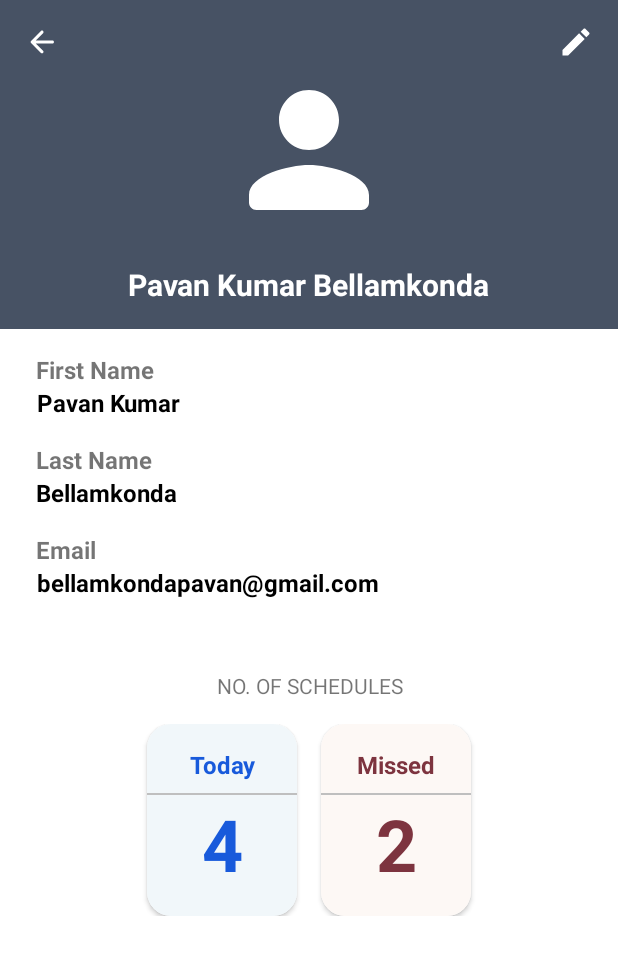
After one commit to chintaujhwal/GameBox, an Android app: the layout activity_profile.xml on its own in the app's theme, with its tools: preview values and no code run, on a phone screen of 412 x 824 dp. The commit adds this screen. Shown: the top 955 px of the screen. Run offline under Robolectric (Android 15) with nearby library versions, the phone set to English and light mode, and no system bars.

Commit message:
new version

```diff
--- a/app/build.gradle
+++ b/app/build.gradle
@@ -46,4 +46,5 @@ dependencies {
     androidTestImplementation 'androidx.test.espresso:espresso-core:3.4.0'
     implementation 'com.squareup.picasso:picasso:2.71828'
     implementation 'com.github.dhaval2404:imagepicker:2.1'
+    implementation 'de.hdodenhof:circleimageview:3.1.0'
 }
--- a/app/src/main/java/com/example/gamebox/MainActivity.java
+++ b/app/src/main/java/com/example/gamebox/MainActivity.java
@@ -97,7 +97,7 @@ public class MainActivity extends AppCompatActivity {
 
         if(userUID!=null){
         setUsername(userUID);
-        setprofilepic(userUID);
+//        setprofilepic(userUID);
         }
 
         navigationView.setNavigationItemSelectedListener(new NavigationView.OnNavigationItemSelectedListener() {
--- /dev/null
+++ b/app/src/main/java/com/example/gamebox/ProfileActivity.java
@@ -0,0 +1,4 @@
+package com.example.gamebox;
+
+public class ProfileActivity {
+}
--- /dev/null
+++ b/app/src/main/res/drawable/edit_24.xml
@@ -0,0 +1,5 @@
+<vector android:height="24dp" android:tint="#FFFFFF"
+    android:viewportHeight="24" android:viewportWidth="24"
+    android:width="24dp" xmlns:android="http://schemas.android.com/apk/res/android">
+    <path android:fillColor="@android:color/white" android:pathData="M3,17.25V21h3.75L17.81,9.94l-3.75,-3.75L3,17.25zM20.71,7.04c0.39,-0.39 0.39,-1.02 0,-1.41l-2.34,-2.34c-0.39,-0.39 -1.02,-0.39 -1.41,0l-1.83,1.83 3.75,3.75 1.83,-1.83z"/>
+</vector>
--- /dev/null
+++ b/app/src/main/res/layout/activity_profile.xml
@@ -0,0 +1,300 @@
+<?xml version="1.0" encoding="utf-8"?>
+<ScrollView xmlns:android="http://schemas.android.com/apk/res/android"
+    xmlns:app="http://schemas.android.com/apk/res-auto"
+    xmlns:tools="http://schemas.android.com/tools"
+    android:layout_width="match_parent"
+    android:layout_height="match_parent"
+    android:background="@color/white"
+    android:scrollbarThumbVertical="@null"
+    tools:context=".ProfileActivity">
+
+    <RelativeLayout
+        android:layout_width="match_parent"
+        android:layout_height="wrap_content">
+
+        <LinearLayout
+            android:id="@+id/l1"
+            android:layout_width="match_parent"
+            android:layout_height="wrap_content"
+            android:background="#BF0A1931"
+            android:orientation="vertical"
+            android:padding="16dp">
+
+            <RelativeLayout
+                android:id="@+id/Relative1"
+                android:layout_width="match_parent"
+                android:layout_height="wrap_content">
+
+                <ImageView
+                    android:id="@+id/back"
+                    android:layout_width="wrap_content"
+                    android:layout_height="wrap_content"
+                    android:layout_alignParentStart="true"
+                    android:src="@drawable/arrow_back_24"
+                    app:tint="@color/white" />
+
+                <ImageView
+                    android:id="@+id/edit"
+                    android:layout_width="wrap_content"
+                    android:layout_height="wrap_content"
+                    android:layout_alignParentEnd="true"
+                    android:src="@drawable/edit_24"
+                    app:tint="@color/white" />
+
+            </RelativeLayout>
+
+
+            <LinearLayout
+                android:id="@+id/Linear1"
+                android:layout_width="match_parent"
+                android:layout_height="wrap_content"
+                android:gravity="center_horizontal"
+                android:orientation="vertical">
+
+                <de.hdodenhof.circleimageview.CircleImageView
+                    android:id="@+id/profile"
+                    android:layout_width="120dp"
+                    android:layout_height="120dp"
+                    android:gravity="center_horizontal"
+                    android:src="@drawable/profile_24" />
+
+                <TextView
+                    android:id="@+id/name"
+                    android:layout_width="wrap_content"
+                    android:layout_height="wrap_content"
+                    android:layout_gravity="center"
+                    android:layout_marginTop="16dp"
+                    android:text="Pavan Kumar Bellamkonda"
+                    android:textColor="@color/white"
+                    android:textSize="20sp"
+                    android:textStyle="bold" />
+
+            </LinearLayout>
+
+        </LinearLayout>
+
+        <RelativeLayout
+            android:id="@+id/Relative2"
+            android:layout_width="match_parent"
+            android:layout_height="match_parent"
+            android:layout_below="@id/l1"
+            android:gravity="center"
+            android:padding="16dp">
+
+            <LinearLayout
+                android:id="@+id/Linear2"
+                android:layout_width="match_parent"
+                android:layout_height="wrap_content"
+                android:orientation="vertical">
+
+                <TextView
+                    android:layout_width="wrap_content"
+                    android:layout_height="wrap_content"
+                    android:layout_marginStart="8dp"
+                    android:gravity="center"
+                    android:text="First Name"
+                    android:textSize="16sp"
+                    android:textStyle="bold" />
+
+                <TextView
+                    android:id="@+id/fName"
+                    android:layout_width="wrap_content"
+                    android:layout_height="wrap_content"
+                    android:layout_marginStart="8dp"
+                    android:gravity="center"
+                    android:text="Pavan Kumar"
+                    android:textColor="@color/black"
+                    android:textSize="16sp"
+                    android:textStyle="bold" />
+
+            </LinearLayout>
+
+            <LinearLayout
+                android:id="@+id/Linear3"
+                android:layout_width="match_parent"
+                android:layout_height="wrap_content"
+                android:layout_below="@id/Linear2"
+                android:layout_marginTop="16dp"
+                android:orientation="vertical">
+
+                <TextView
+                    android:layout_width="wrap_content"
+                    android:layout_height="wrap_content"
+                    android:layout_marginStart="8dp"
+                    android:gravity="center"
+                    android:text="Last Name"
+                    android:textSize="16sp"
+                    android:textStyle="bold" />
+
+                <TextView
+                    android:id="@+id/lName"
+                    android:layout_width="wrap_content"
+                    android:layout_height="wrap_content"
+                    android:layout_marginStart="8dp"
+                    android:gravity="center"
+                    android:text="Bellamkonda"
+                    android:textColor="@color/black"
+                    android:textSize="16sp"
+                    android:textStyle="bold" />
+
+            </LinearLayout>
+
+            <LinearLayout
+                android:id="@+id/Linear4"
+                android:layout_width="match_parent"
+                android:layout_height="wrap_content"
+                android:layout_below="@id/Linear3"
+                android:layout_marginTop="16dp"
+                android:orientation="vertical">
+
+                <TextView
+                    android:layout_width="wrap_content"
+                    android:layout_height="wrap_content"
+                    android:layout_marginStart="8dp"
+                    android:gravity="center"
+                    android:text="Email"
+                    android:textSize="16sp"
+                    android:textStyle="bold" />
+
+                <TextView
+                    android:id="@+id/email"
+                    android:layout_width="wrap_content"
+                    android:layout_height="wrap_content"
+                    android:layout_marginStart="8dp"
+                    android:gravity="center"
+                    android:text="bellamkondapavan@gmail.com"
+                    android:textColor="@color/black"
+                    android:textSize="16sp"
+                    android:textStyle="bold" />
+
+            </LinearLayout>
+
+            <TextView
+                android:id="@+id/title"
+                android:layout_width="match_parent"
+                android:layout_height="wrap_content"
+                android:layout_below="@id/Linear4"
+                android:layout_marginTop="48dp"
+                android:layout_marginBottom="16dp"
+                android:text="NO. OF SCHEDULES"
+                android:textAlignment="center" />
+
+            <LinearLayout
+                android:layout_width="match_parent"
+                android:layout_height="wrap_content"
+                android:layout_below="@id/title"
+                android:gravity="center"
+                android:orientation="horizontal">
+
+                <androidx.cardview.widget.CardView
+                    android:id="@+id/card1"
+                    android:layout_width="wrap_content"
+                    android:layout_height="wrap_content"
+                    android:layout_marginEnd="16dp"
+                    app:cardCornerRadius="16dp">
+
+                    <LinearLayout
+                        android:layout_width="100dp"
+                        android:layout_height="wrap_content"
+                        android:orientation="vertical">
+
+                        <TextView
+                            android:layout_width="100dp"
+                            android:layout_height="wrap_content"
+                            android:layout_marginEnd="16dp"
+                            android:layout_weight="1"
+                            android:background="#f1f7fa"
+                            android:gravity="center_horizontal"
+                            android:paddingLeft="16dp"
+                            android:paddingTop="16dp"
+                            android:paddingRight="16dp"
+                            android:paddingBottom="8dp"
+                            android:text="Today"
+                            android:textColor="#185ADB"
+                            android:textSize="16sp"
+                            android:textStyle="bold" />
+
+                        <View
+                            android:layout_width="match_parent"
+                            android:layout_height="1dp"
+                            android:background="#40000000"
+                            android:paddingLeft="8dp"
+                            android:paddingRight="8dp" />
+
+                        <TextView
+                            android:id="@+id/tasks"
+                            android:layout_width="100dp"
+                            android:layout_height="wrap_content"
+                            android:layout_marginEnd="16dp"
+                            android:layout_weight="1"
+                            android:background="#f1f7fa"
+                            android:gravity="center_horizontal"
+                            android:paddingBottom="16dp"
+                            android:text="4"
+                            android:textColor="#185ADB"
+                            android:textSize="48sp"
+                            android:textStyle="bold" />
+
+                    </LinearLayout>
+
+                </androidx.cardview.widget.CardView>
+
+                <androidx.cardview.widget.CardView
+                    android:id="@+id/card2"
+                    android:layout_width="wrap_content"
+                    android:layout_height="wrap_content"
+                    app:cardCornerRadius="16dp">
+
+                    <LinearLayout
+                        android:layout_width="100dp"
+                        android:layout_height="wrap_content"
+                        android:orientation="vertical">
+
+                        <TextView
+                            android:layout_width="100dp"
+                            android:layout_height="wrap_content"
+                            android:layout_marginEnd="16dp"
+                            android:layout_weight="1"
+                            android:background="#fdf8f5"
+                            android:gravity="center_horizontal"
+                            android:paddingLeft="16dp"
+                            android:paddingTop="16dp"
+                            android:paddingRight="16dp"
+                            android:paddingBottom="8dp"
+                            android:text="Missed"
+                            android:textColor="#7d343f"
+                            android:textSize="16sp"
+                            android:textStyle="bold" />
+
+                        <View
+                            android:layout_width="match_parent"
+                            android:layout_height="1dp"
+                            android:background="#40000000"
+                            android:paddingLeft="8dp"
+                            android:paddingRight="8dp" />
+
+                        <TextView
+                            android:id="@+id/missed"
+                            android:layout_width="100dp"
+                            android:layout_height="wrap_content"
+                            android:layout_marginEnd="16dp"
+                            android:layout_weight="1"
+                            android:background="#fdf8f5"
+                            android:gravity="center_horizontal"
+                            android:paddingBottom="16dp"
+                            android:text="2"
+                            android:textColor="#7d343f"
+                            android:textSize="48sp"
+                            android:textStyle="bold" />
+
+                    </LinearLayout>
+
+                </androidx.cardview.widget.CardView>
+
+            </LinearLayout>
+
+        </RelativeLayout>
+
+    </RelativeLayout>
+
+</ScrollView>
--- a/app/src/main/res/layout/drawer_header.xml
+++ b/app/src/main/res/layout/drawer_header.xml
@@ -15,7 +15,7 @@
             android:id="@+id/profilePic_main"
             android:layout_width="match_parent"
             android:layout_height="match_parent"
-            android:src="@drawable/face"/>
+            android:src="@drawable/profile_pic_placeholder"/>
 
     </androidx.cardview.widget.CardView>
 
--- a/build.gradle
+++ b/build.gradle
@@ -7,7 +7,7 @@ buildscript {
 
     }
     dependencies {
-        classpath "com.android.tools.build:gradle:7.0.2"
+        classpath 'com.android.tools.build:gradle:7.2.2'
         classpath 'com.google.gms:google-services:4.3.10'
 
         // NOTE: Do not place your application dependencies here; they belong
```
Also changed, not shown: gradle/wrapper/gradle-wrapper.properties.
